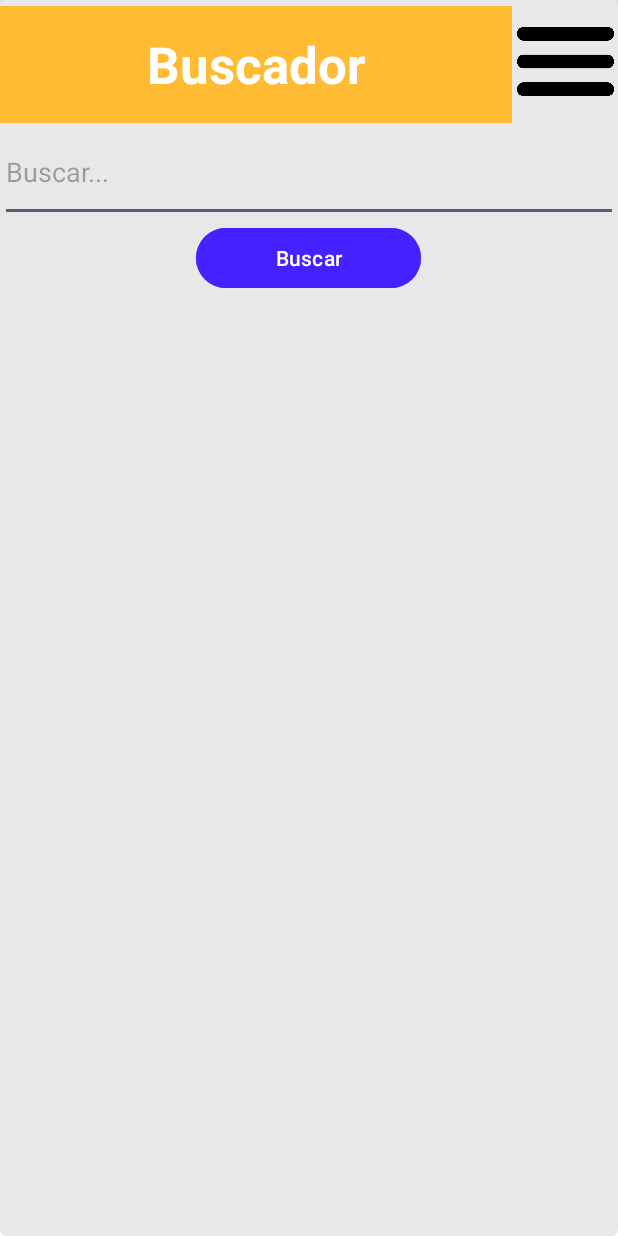
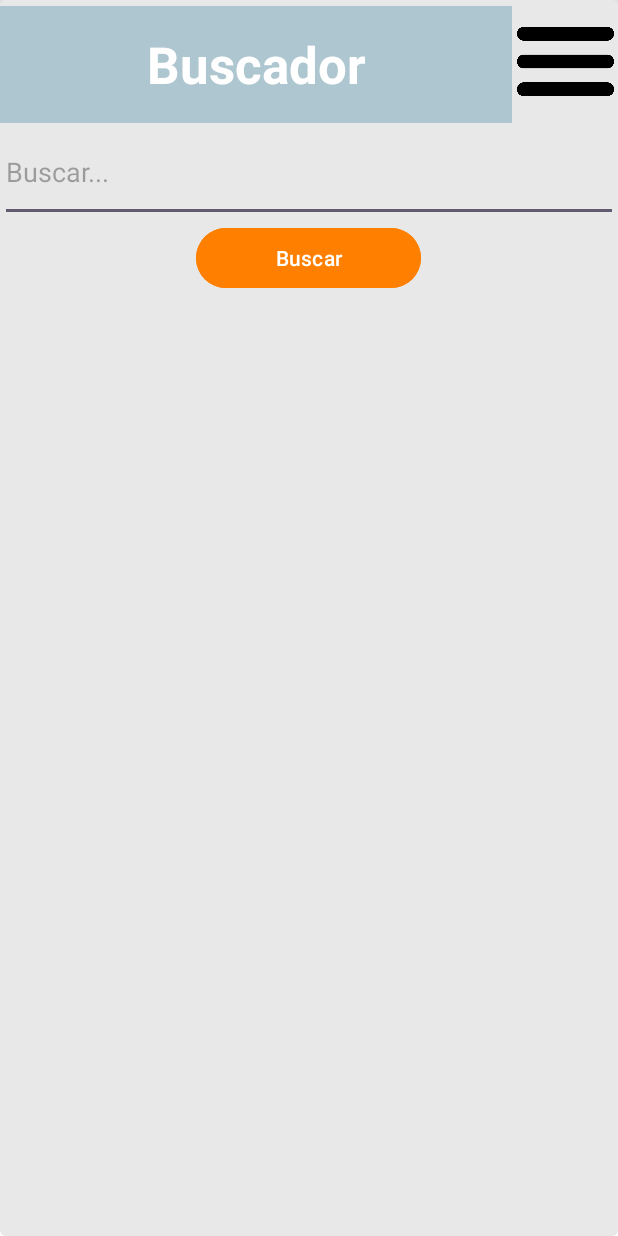
Before and after one commit to silvermk1/DAM_G1_Aplication, an Android app: the SearcherActivity screen opened directly, with no data from a screen before it, on a phone screen of 412 x 824 dp. Run offline under Robolectric (Android 15) with nearby library versions, the phone set to English and light mode, and no system bars; 1 statement that could not run was skipped.

Commit message:
-he creado el menu y el header con la carpeta menu, la he agregado a las classes y he mejorado algunos estilos de ellas

```diff
--- a/app/src/main/res/layout/searcher_activity.xml
+++ b/app/src/main/res/layout/searcher_activity.xml
@@ -13,7 +13,7 @@
         android:layout_width="341dp"
         android:layout_height="78dp"
         android:layout_marginTop="4dp"
-        android:background="@android:color/holo_orange_light"
+        android:background="@color/light_blue"
         android:padding="16dp"
         android:text="Buscador"
         android:textAlignment="center"
@@ -61,7 +61,7 @@
         android:layout_width="150dp"
         android:layout_height="wrap_content"
         android:layout_gravity="center"
-        android:backgroundTint="#4322FF"
+        android:backgroundTint="#FF8000"
         android:text="Buscar" />
 
     <ListView
```
